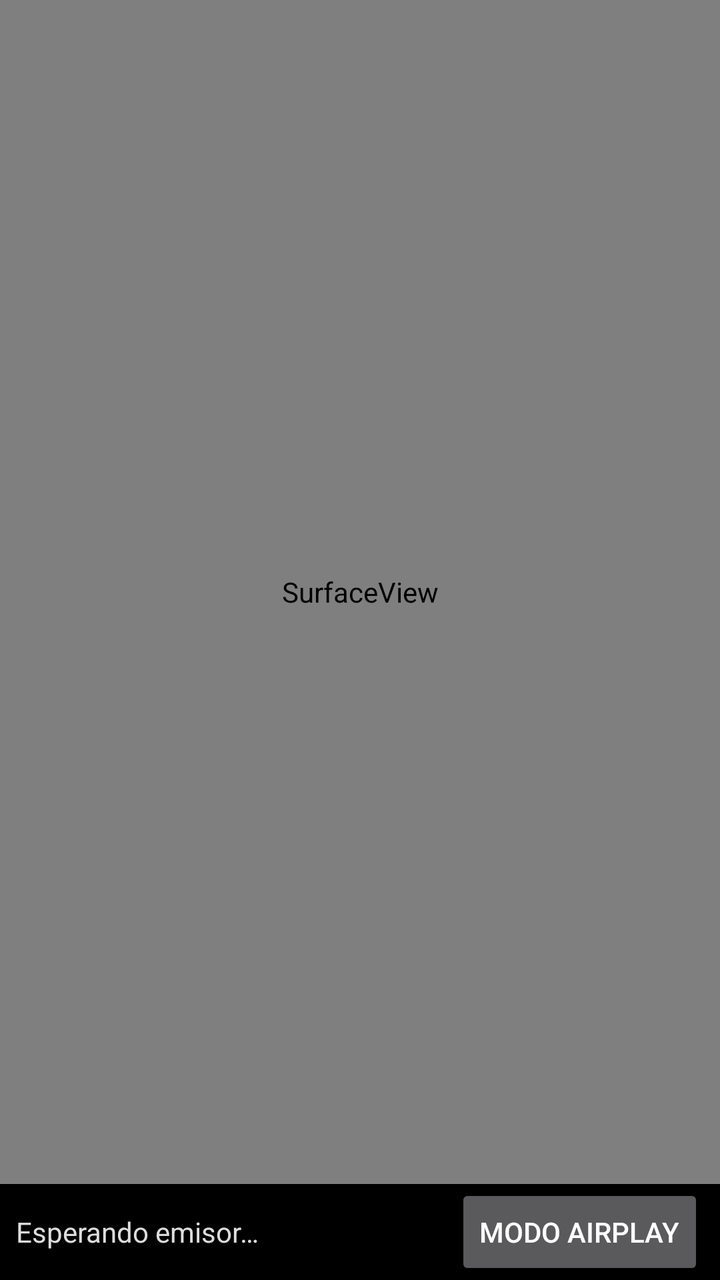
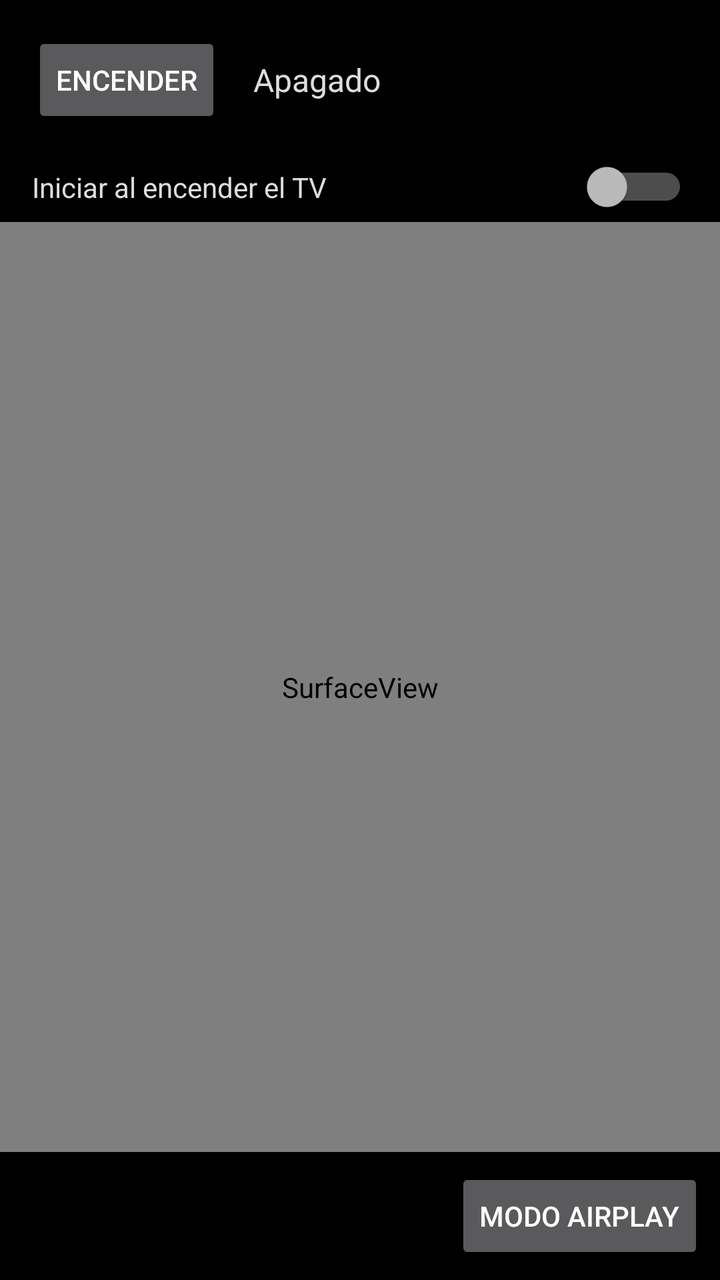

The first picture is an Android layout as it rendered before a commit; the second is the same layout after the commit. The layout source and the unified diff follow.
<!-- AndroidManifest.xml: application theme Theme.Linky -->
<!-- res/layout/activity_main.xml -->
<?xml version="1.0" encoding="utf-8"?>
<LinearLayout xmlns:android="http://schemas.android.com/apk/res/android"
    android:layout_width="match_parent"
    android:layout_height="match_parent"
    android:orientation="vertical"
    android:background="@color/black">

    <SurfaceView
        android:id="@+id/video_surface"
        android:layout_width="match_parent"
        android:layout_height="0dp"
        android:layout_weight="1" />

    <LinearLayout
        android:id="@+id/request_bar"
        android:layout_width="match_parent"
        android:layout_height="wrap_content"
        android:orientation="horizontal"
        android:gravity="center_vertical"
        android:padding="16dp"
        android:background="#CC111111"
        android:visibility="gone">

        <TextView
            android:id="@+id/request_text"
            android:layout_width="0dp"
            android:layout_height="wrap_content"
            android:layout_weight="1"
            android:textSize="18sp"
            android:textColor="#FFFFFFFF" />

        <Button
            android:id="@+id/btn_accept"
            android:layout_width="wrap_content"
            android:layout_height="wrap_content"
            android:layout_marginStart="16dp"
            android:text="@string/request_accept" />

        <Button
            android:id="@+id/btn_deny"
            android:layout_width="wrap_content"
            android:layout_height="wrap_content"
            android:layout_marginStart="8dp"
            android:text="@string/request_deny" />
    </LinearLayout>

    <LinearLayout
        android:layout_width="match_parent"
        android:layout_height="wrap_content"
        android:orientation="horizontal"
        android:gravity="center_vertical"
        android:background="#CC000000">

        <TextView
            android:id="@+id/status_text"
            android:layout_width="0dp"
            android:layout_height="wrap_content"
            android:layout_weight="1"
            android:padding="8dp"
            android:text="@string/status_idle"
            android:textColor="#FFDDDDDD"
            android:textSize="14sp" />

        <Button
            android:id="@+id/btn_airplay"
            android:layout_width="wrap_content"
            android:layout_height="wrap_content"
            android:layout_marginEnd="8dp"
            android:text="@string/btn_airplay" />
    </LinearLayout>

</LinearLayout>
<!-- resources referenced by this layout -->
<resources>
  <color name="black">#FF000000</color>
  <string name="btn_airplay">Modo AirPlay</string>
  <string name="request_accept">Aceptar</string>
  <string name="request_deny">Cancelar</string>
  <string name="status_idle">Esperando emisor…</string>
  <style name="Theme.Linky" parent="Theme.AppCompat.NoActionBar">
          <item name="android:windowBackground">@color/black</item>
          <item name="android:windowFullscreen">true</item>
          <item name="android:windowNoTitle">true</item>
          <item name="android:keepScreenOn">true</item>
      </style>
</resources>

<!-- the commit's change to res/layout/activity_main.xml (unified diff, before → after) -->
@@ -4,6 +4,43 @@
     android:layout_height="match_parent"
     android:orientation="vertical"
     android:background="@color/black">
+
+    <LinearLayout
+        android:layout_width="match_parent"
+        android:layout_height="wrap_content"
+        android:orientation="horizontal"
+        android:gravity="center_vertical"
+        android:padding="16dp"
+        android:background="#CC000000">
+
+        <Button
+            android:id="@+id/btn_power"
+            android:layout_width="wrap_content"
+            android:layout_height="wrap_content"
+            android:text="@string/power_on" />
+
+        <TextView
+            android:id="@+id/status_text"
+            android:layout_width="0dp"
+            android:layout_height="wrap_content"
+            android:layout_weight="1"
+            android:paddingStart="16dp"
+            android:paddingEnd="16dp"
+            android:text="@string/status_off"
+            android:textColor="#FFDDDDDD"
+            android:textSize="16sp" />
+    </LinearLayout>
+
+    <Switch
+        android:id="@+id/switch_boot"
+        android:layout_width="match_parent"
+        android:layout_height="wrap_content"
+        android:paddingStart="16dp"
+        android:paddingEnd="16dp"
+        android:paddingTop="4dp"
+        android:paddingBottom="8dp"
+        android:text="@string/boot_auto_start"
+        android:textColor="#FFDDDDDD" />
 
     <SurfaceView
         android:id="@+id/video_surface"
@@ -48,24 +85,14 @@
         android:layout_width="match_parent"
         android:layout_height="wrap_content"
         android:orientation="horizontal"
-        android:gravity="center_vertical"
+        android:gravity="end|center_vertical"
         android:background="#CC000000">
-
-        <TextView
-            android:id="@+id/status_text"
-            android:layout_width="0dp"
-            android:layout_height="wrap_content"
-            android:layout_weight="1"
-            android:padding="8dp"
-            android:text="@string/status_idle"
-            android:textColor="#FFDDDDDD"
-            android:textSize="14sp" />
 
         <Button
             android:id="@+id/btn_airplay"
             android:layout_width="wrap_content"
             android:layout_height="wrap_content"
-            android:layout_marginEnd="8dp"
+            android:layout_margin="8dp"
             android:text="@string/btn_airplay" />
     </LinearLayout>
 
<!-- resource entries referenced after the edit -->
@@ -1,10 +1,12 @@
 <!-- resources referenced by this layout -->
 <resources>
   <color name="black">#FF000000</color>
+  <string name="boot_auto_start">Iniciar al encender el TV</string>
   <string name="btn_airplay">Modo AirPlay</string>
+  <string name="power_on">Encender</string>
   <string name="request_accept">Aceptar</string>
   <string name="request_deny">Cancelar</string>
-  <string name="status_idle">Esperando emisor…</string>
+  <string name="status_off">Apagado</string>
   <style name="Theme.Linky" parent="Theme.AppCompat.NoActionBar">
           <item name="android:windowBackground">@color/black</item>
           <item name="android:windowFullscreen">true</item>
